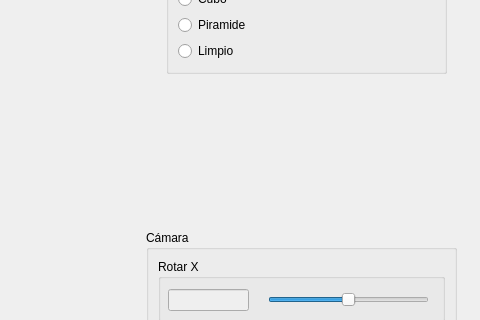
The window that mainwindow.ui (kioshiokamoto/Proyecto-final-CV) describes before a commit, drawn with Qt 5; both pictures show x 604 to 1084 and y 89 to 409 of the 1084 by 714 pixel window.
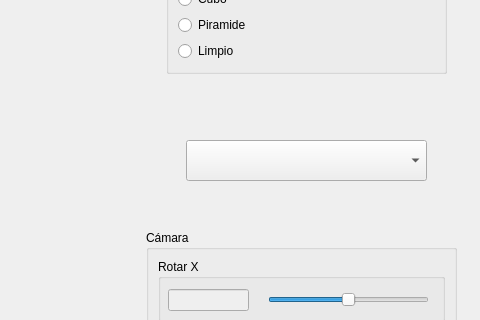
The same window after the commit. Custom widgets are drawn as their Qt base class.

Commit message: Extra: Combobox color

Diff of the .ui file:
```diff
--- a/mainwindow.ui
+++ b/mainwindow.ui
@@ -259,6 +259,16 @@
      </item>
     </layout>
    </widget>
+   <widget class="ColorCombo" name="comboBox">
+    <property name="geometry">
+     <rect>
+      <x>790</x>
+      <y>210</y>
+      <width>241</width>
+      <height>41</height>
+     </rect>
+    </property>
+   </widget>
   </widget>
   <widget class="QMenuBar" name="menubar">
    <property name="geometry">
@@ -284,6 +294,13 @@
    </property>
   </action>
  </widget>
+ <customwidgets>
+  <customwidget>
+   <class>ColorCombo</class>
+   <extends>QComboBox</extends>
+   <header location="global">colorcombo.h</header>
+  </customwidget>
+ </customwidgets>
  <resources/>
  <connections/>
 </ui>
```
The commit also changes 6 other files.
